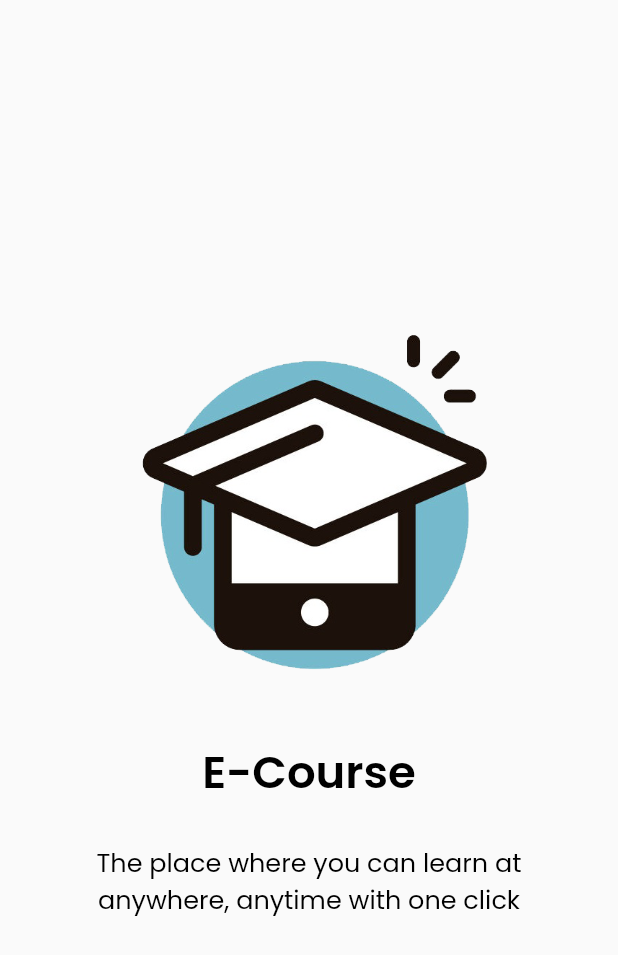
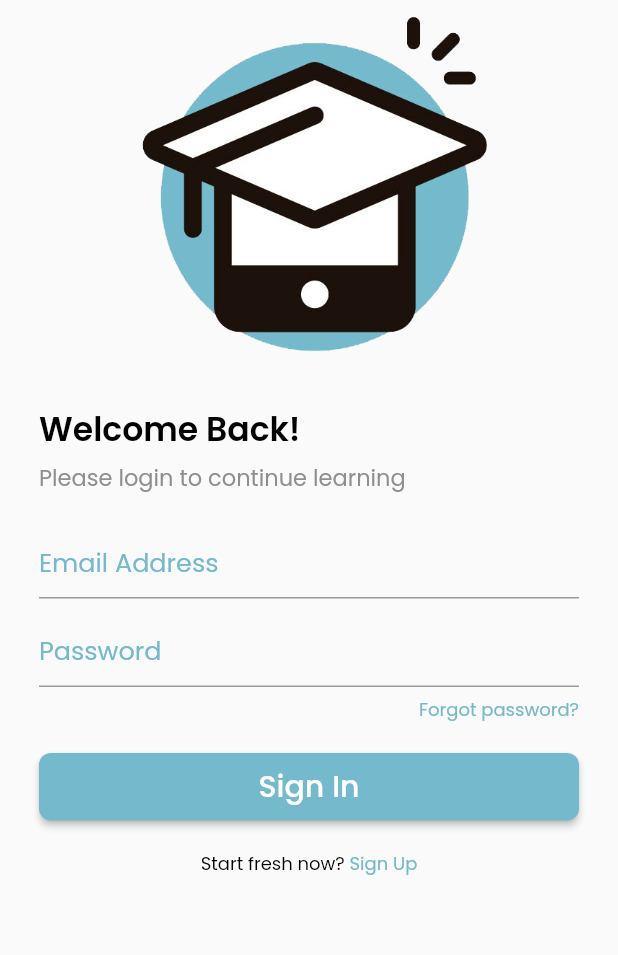
Before and after one commit to anggitpp/ecourse, a Flutter app: the screen it shows after launch, on a phone screen of 412 x 824 dp. Shown: the top 955 px of the screen. Run offline on Flutter 3.47's test engine with Material 2 defaults, Android fonts, the light colour scheme and no system bars; our stand-ins replace get, google_fonts, supercharged.

Commit message:
pembuatan tampilan sign in page

```diff
--- a/lib/main.dart
+++ b/lib/main.dart
@@ -11,7 +11,7 @@ class MyApp extends StatelessWidget {
   @override
   Widget build(BuildContext context) {
     return GetMaterialApp(
-      home: SplashPage(),
+      home: SignInPage(),
       debugShowCheckedModeBanner: false,
     );
   }
--- a/lib/shared/shared.dart
+++ b/lib/shared/shared.dart
@@ -1,5 +1,6 @@
 import 'package:flutter/cupertino.dart';
 import 'package:flutter/material.dart';
 import 'package:google_fonts/google_fonts.dart';
+import 'package:supercharged/supercharged.dart';
 
 part 'theme.dart';
--- a/lib/shared/theme.dart
+++ b/lib/shared/theme.dart
@@ -1,7 +1,16 @@
 part of 'shared.dart';
 
 double defaultMargin = 26;
+Color mainColor = '#75B9CC'.toColor();
+Color greyColor = '#8F8F8F'.toColor();
+TextStyle blueFontStyle = GoogleFonts.poppins(fontSize: 12, color: mainColor);
+TextStyle whiteFontStyle =
+    GoogleFonts.poppins(fontSize: 12, color: Colors.white);
+
 TextStyle blackFontStyle =
     GoogleFonts.poppins(fontSize: 12, color: Colors.black);
 TextStyle blackFontStyleM =
     GoogleFonts.poppins(fontSize: 17, color: Colors.black);
+TextStyle blackFontStyleL =
+    GoogleFonts.poppins(fontSize: 22, color: Colors.black);
+TextStyle greyFontStyle = GoogleFonts.poppins(fontSize: 12, color: greyColor);
--- a/lib/view/pages/pages.dart
+++ b/lib/view/pages/pages.dart
@@ -2,3 +2,4 @@ import 'package:ecourse/shared/shared.dart';
 import 'package:flutter/material.dart';
 
 part 'splash_page.dart';
+part 'sign_in_page.dart';
--- /dev/null
+++ b/lib/view/pages/sign_in_page.dart
@@ -0,0 +1,120 @@
+part of 'pages.dart';
+
+class SignInPage extends StatefulWidget {
+  @override
+  _SignInPageState createState() => _SignInPageState();
+}
+
+class _SignInPageState extends State<SignInPage> {
+  @override
+  Widget build(BuildContext context) {
+    return Scaffold(
+      body: SafeArea(
+        child: ListView(
+          children: [
+            Align(
+              alignment: Alignment.topCenter,
+              child: Container(
+                width: 250,
+                height: 250,
+                child: Image(
+                  image: AssetImage('assets/logo.png'),
+                ),
+              ),
+            ),
+            SizedBox(
+              height: 20,
+            ),
+            Container(
+              margin: EdgeInsets.symmetric(horizontal: defaultMargin),
+              child: Column(
+                crossAxisAlignment: CrossAxisAlignment.start,
+                children: [
+                  Text(
+                    'Welcome Back!',
+                    style:
+                        blackFontStyleL.copyWith(fontWeight: FontWeight.w600),
+                  ),
+                  SizedBox(
+                    height: 4,
+                  ),
+                  Text(
+                    'Please login to continue learning',
+                    style: greyFontStyle.copyWith(fontSize: 15),
+                  ),
+                  SizedBox(
+                    height: 20,
+                  ),
+                  TextField(
+                    decoration: InputDecoration(
+                      focusedBorder: UnderlineInputBorder(
+                        borderSide: BorderSide(color: mainColor),
+                      ),
+                      hintText: 'Email Address',
+                      hintStyle: blackFontStyleM.copyWith(color: mainColor),
+                    ),
+                  ),
+                  SizedBox(
+                    height: 10,
+                  ),
+                  TextField(
+                    decoration: InputDecoration(
+                      focusedBorder: UnderlineInputBorder(
+                        borderSide: BorderSide(color: mainColor),
+                      ),
+                      hintText: 'Password',
+                      hintStyle: blackFontStyleM.copyWith(color: mainColor),
+                    ),
+                  ),
+                  SizedBox(
+                    height: 6,
+                  ),
+                  Align(
+                    alignment: Alignment.centerRight,
+                    child: Text(
+                      'Forgot password?',
+                      style: blueFontStyle,
+                    ),
+                  ),
+                  SizedBox(
+                    height: 20,
+                  ),
+                  Container(
+                    width: double.infinity,
+                    height: 45,
+                    child: RaisedButton(
+                        color: mainColor,
+                        shape: RoundedRectangleBorder(
+                          borderRadius: BorderRadius.circular(8),
+                        ),
+                        child: Text(
+                          'Sign In',
+                          style: whiteFontStyle.copyWith(fontSize: 20),
+                        ),
+                        onPressed: () {}),
+                  ),
+                  SizedBox(
+                    height: 20,
+                  ),
+                  Row(
+                    mainAxisAlignment: MainAxisAlignment.center,
+                    children: [
+                      Text(
+                        'Start fresh now? ',
+                        style: blackFontStyle,
+                      ),
+                      Text(
+                        'Sign Up',
+                        style: blueFontStyle,
+                      ),
+                    ],
+                  )
+                ],
+              ),
+            ),
+          ],
+        ),
+      ),
+    );
+  }
+}
```
